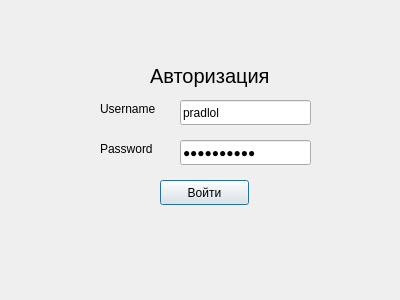
Old version of the form src/login.ui in the repository IlchenkoVasily/seye.
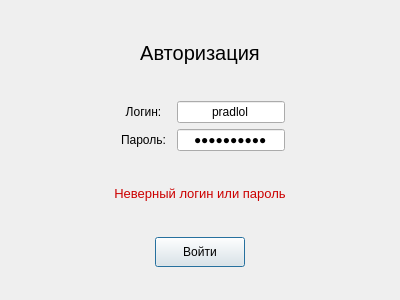
New version of the form.

Patch:
```diff
--- a/src/login.ui
+++ b/src/login.ui
@@ -31,110 +31,312 @@
   <property name="windowTitle">
    <string>login</string>
   </property>
-  <widget class="QLineEdit" name="password">
-   <property name="geometry">
-    <rect>
-     <x>180</x>
-     <y>140</y>
-     <width>131</width>
-     <height>25</height>
-    </rect>
-   </property>
-   <property name="inputMask">
-    <string/>
-   </property>
-   <property name="text">
-    <string>g1e6111213</string>
-   </property>
-   <property name="maxLength">
-    <number>32767</number>
-   </property>
-   <property name="echoMode">
-    <enum>QLineEdit::Password</enum>
-   </property>
-  </widget>
-  <widget class="QPushButton" name="pushButton">
-   <property name="geometry">
-    <rect>
-     <x>160</x>
-     <y>180</y>
-     <width>89</width>
-     <height>25</height>
-    </rect>
-   </property>
-   <property name="text">
-    <string>Войти</string>
-   </property>
-   <property name="autoDefault">
-    <bool>false</bool>
-   </property>
-   <property name="default">
-    <bool>true</bool>
-   </property>
-   <property name="flat">
-    <bool>false</bool>
-   </property>
-  </widget>
-  <widget class="QLabel" name="label_3">
-   <property name="geometry">
-    <rect>
-     <x>100</x>
-     <y>100</y>
-     <width>69</width>
-     <height>17</height>
-    </rect>
-   </property>
-   <property name="text">
-    <string>Username</string>
-   </property>
-  </widget>
-  <widget class="QLabel" name="label">
-   <property name="geometry">
-    <rect>
-     <x>150</x>
-     <y>60</y>
-     <width>151</width>
-     <height>31</height>
-    </rect>
-   </property>
-   <property name="font">
-    <font>
-     <pointsize>15</pointsize>
-    </font>
-   </property>
-   <property name="text">
-    <string>Авторизация</string>
-   </property>
-   <property name="textInteractionFlags">
-    <set>Qt::LinksAccessibleByMouse</set>
-   </property>
-  </widget>
-  <widget class="QLineEdit" name="username">
-   <property name="geometry">
-    <rect>
-     <x>180</x>
-     <y>100</y>
-     <width>131</width>
-     <height>25</height>
-    </rect>
-   </property>
-   <property name="text">
-    <string>pradlol</string>
-   </property>
-  </widget>
-  <widget class="QLabel" name="label_4">
-   <property name="geometry">
-    <rect>
-     <x>100</x>
-     <y>140</y>
-     <width>69</width>
-     <height>17</height>
-    </rect>
-   </property>
-   <property name="text">
-    <string>Password</string>
-   </property>
-  </widget>
+  <layout class="QGridLayout" name="gridLayout">
+   <item row="0" column="0">
+    <widget class="QLabel" name="label">
+     <property name="sizePolicy">
+      <sizepolicy hsizetype="Minimum" vsizetype="Fixed">
+       <horstretch>0</horstretch>
+       <verstretch>0</verstretch>
+      </sizepolicy>
+     </property>
+     <property name="minimumSize">
+      <size>
+       <width>0</width>
+       <height>40</height>
+      </size>
+     </property>
+     <property name="font">
+      <font>
+       <pointsize>15</pointsize>
+      </font>
+     </property>
+     <property name="text">
+      <string>Авторизация</string>
+     </property>
+     <property name="alignment">
+      <set>Qt::AlignCenter</set>
+     </property>
+     <property name="textInteractionFlags">
+      <set>Qt::LinksAccessibleByMouse</set>
+     </property>
+    </widget>
+   </item>
+   <item row="1" column="0">
+    <layout class="QVBoxLayout" name="verticalLayout">
+     <item>
+      <layout class="QHBoxLayout" name="horizontalLayout">
+       <item>
+        <spacer name="horizontalSpacer_5">
+         <property name="orientation">
+          <enum>Qt::Horizontal</enum>
+         </property>
+         <property name="sizeHint" stdset="0">
+          <size>
+           <width>40</width>
+           <height>20</height>
+          </size>
+         </property>
+        </spacer>
+       </item>
+       <item>
+        <widget class="QLabel" name="label_3">
+         <property name="sizePolicy">
+          <sizepolicy hsizetype="Fixed" vsizetype="Fixed">
+           <horstretch>0</horstretch>
+           <verstretch>0</verstretch>
+          </sizepolicy>
+         </property>
+         <property name="minimumSize">
+          <size>
+           <width>55</width>
+           <height>0</height>
+          </size>
+         </property>
+         <property name="maximumSize">
+          <size>
+           <width>55</width>
+           <height>16777215</height>
+          </size>
+         </property>
+         <property name="layoutDirection">
+          <enum>Qt::LeftToRight</enum>
+         </property>
+         <property name="text">
+          <string>Логин:</string>
+         </property>
+         <property name="alignment">
+          <set>Qt::AlignCenter</set>
+         </property>
+        </widget>
+       </item>
+       <item>
+        <widget class="QLineEdit" name="username">
+         <property name="sizePolicy">
+          <sizepolicy hsizetype="Fixed" vsizetype="Fixed">
+           <horstretch>0</horstretch>
+           <verstretch>0</verstretch>
+          </sizepolicy>
+         </property>
+         <property name="minimumSize">
+          <size>
+           <width>100</width>
+           <height>0</height>
+          </size>
+         </property>
+         <property name="text">
+          <string>pradlol</string>
+         </property>
+         <property name="alignment">
+          <set>Qt::AlignCenter</set>
+         </property>
+        </widget>
+       </item>
+       <item>
+        <spacer name="horizontalSpacer_6">
+         <property name="orientation">
+          <enum>Qt::Horizontal</enum>
+         </property>
+         <property name="sizeHint" stdset="0">
+          <size>
+           <width>40</width>
+           <height>20</height>
+          </size>
+         </property>
+        </spacer>
+       </item>
+      </layout>
+     </item>
+     <item>
+      <layout class="QHBoxLayout" name="horizontalLayout_2">
+       <item>
+        <spacer name="horizontalSpacer_3">
+         <property name="orientation">
+          <enum>Qt::Horizontal</enum>
+         </property>
+         <property name="sizeHint" stdset="0">
+          <size>
+           <width>40</width>
+           <height>20</height>
+          </size>
+         </property>
+        </spacer>
+       </item>
+       <item>
+        <widget class="QLabel" name="label_4">
+         <property name="sizePolicy">
+          <sizepolicy hsizetype="Fixed" vsizetype="Fixed">
+           <horstretch>0</horstretch>
+           <verstretch>0</verstretch>
+          </sizepolicy>
+         </property>
+         <property name="minimumSize">
+          <size>
+           <width>55</width>
+           <height>0</height>
+          </size>
+         </property>
+         <property name="maximumSize">
+          <size>
+           <width>55</width>
+           <height>16777215</height>
+          </size>
+         </property>
+         <property name="text">
+          <string>Пароль:</string>
+         </property>
+         <property name="alignment">
+          <set>Qt::AlignCenter</set>
+         </property>
+        </widget>
+       </item>
+       <item>
+        <widget class="QLineEdit" name="password">
+         <property name="sizePolicy">
+          <sizepolicy hsizetype="Fixed" vsizetype="Fixed">
+           <horstretch>0</horstretch>
+           <verstretch>0</verstretch>
+          </sizepolicy>
+         </property>
+         <property name="minimumSize">
+          <size>
+           <width>100</width>
+           <height>0</height>
+          </size>
+         </property>
+         <property name="layoutDirection">
+          <enum>Qt::LeftToRight</enum>
+         </property>
+         <property name="inputMask">
+          <string/>
+         </property>
+         <property name="text">
+          <string>g1e6111213</string>
+         </property>
+         <property name="maxLength">
+          <number>32767</number>
+         </property>
+         <property name="echoMode">
+          <enum>QLineEdit::Password</enum>
+         </property>
+         <property name="alignment">
+          <set>Qt::AlignCenter</set>
+         </property>
+        </widget>
+       </item>
+       <item>
+        <spacer name="horizontalSpacer_4">
+         <property name="orientation">
+          <enum>Qt::Horizontal</enum>
+         </property>
+         <property name="sizeHint" stdset="0">
+          <size>
+           <width>40</width>
+           <height>20</height>
+          </size>
+         </property>
+        </spacer>
+       </item>
+      </layout>
+     </item>
+    </layout>
+   </item>
+   <item row="2" column="0">
+    <widget class="QLabel" name="labelWarning">
+     <property name="sizePolicy">
+      <sizepolicy hsizetype="Minimum" vsizetype="Fixed">
+       <horstretch>0</horstretch>
+       <verstretch>0</verstretch>
+      </sizepolicy>
+     </property>
+     <property name="minimumSize">
+      <size>
+       <width>0</width>
+       <height>30</height>
+      </size>
+     </property>
+     <property name="layoutDirection">
+      <enum>Qt::LeftToRight</enum>
+     </property>
+     <property name="text">
+      <string>&lt;html&gt;&lt;head/&gt;&lt;body&gt;&lt;p align=&quot;center&quot;&gt;&lt;span style=&quot; font-size:10pt; color:#cc0000;&quot;&gt;Неверный логин или пароль&lt;/span&gt;&lt;/p&gt;&lt;/body&gt;&lt;/html&gt;</string>
+     </property>
+     <property name="textFormat">
+      <enum>Qt::AutoText</enum>
+     </property>
+     <property name="alignment">
+      <set>Qt::AlignCenter</set>
+     </property>
+    </widget>
+   </item>
+   <item row="3" column="0">
+    <layout class="QHBoxLayout" name="horizontalLayout_3">
+     <item>
+      <spacer name="horizontalSpacer">
+       <property name="orientation">
+        <enum>Qt::Horizontal</enum>
+       </property>
+       <property name="sizeHint" stdset="0">
+        <size>
+         <width>40</width>
+         <height>20</height>
+        </size>
+       </property>
+      </spacer>
+     </item>
+     <item>
+      <widget class="QPushButton" name="pushButton">
+       <property name="sizePolicy">
+        <sizepolicy hsizetype="Fixed" vsizetype="Fixed">
+         <horstretch>0</horstretch>
+         <verstretch>0</verstretch>
+        </sizepolicy>
+       </property>
+       <property name="minimumSize">
+        <size>
+         <width>90</width>
+         <height>30</height>
+        </size>
+       </property>
+       <property name="maximumSize">
+        <size>
+         <width>90</width>
+         <height>30</height>
+        </size>
+       </property>
+       <property name="layoutDirection">
+        <enum>Qt::LeftToRight</enum>
+       </property>
+       <property name="text">
+        <string>Войти</string>
+       </property>
+       <property name="autoDefault">
+        <bool>false</bool>
+       </property>
+       <property name="default">
+        <bool>true</bool>
+       </property>
+       <property name="flat">
+        <bool>false</bool>
+       </property>
+      </widget>
+     </item>
+     <item>
+      <spacer name="horizontalSpacer_2">
+       <property name="orientation">
+        <enum>Qt::Horizontal</enum>
+       </property>
+       <property name="sizeHint" stdset="0">
+        <size>
+         <width>40</width>
+         <height>20</height>
+        </size>
+       </property>
+      </spacer>
+     </item>
+    </layout>
+   </item>
+  </layout>
  </widget>
  <resources/>
  <connections/>
```
Left out of the diff: 2 changed lines with no effect on the pictures.
